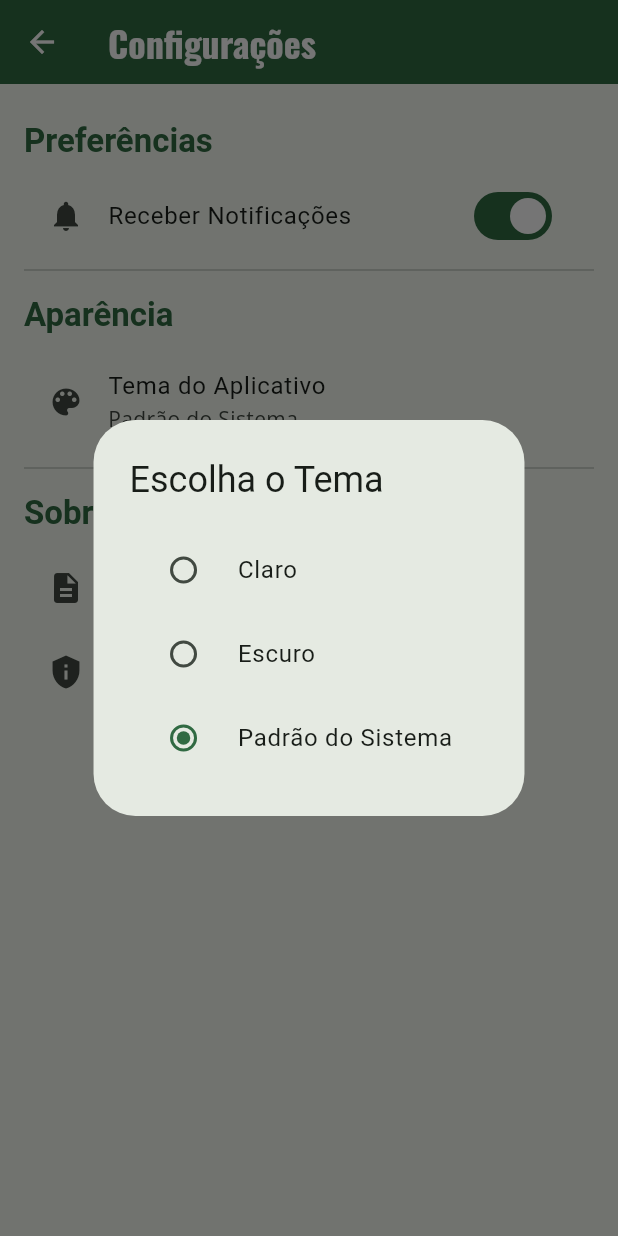
After one commit to eliassilveirajr/eco-coleta, a Flutter app: the ConfiguracoesScreen screen opened by its route, after a tap on "Tema do Aplicativo", on a phone screen of 412 x 824 dp. The commit adds this screen. Run offline on Flutter 3.47's test engine with Material 3 defaults, Android fonts, the phone set to English and light mode, and no system bars; our stand-ins replace go_router, google_fonts.

Commit message:
Implementando tela de configurações

```diff
--- /dev/null
+++ b/lib/configuracoes_screen.dart
@@ -0,0 +1,136 @@
+
+import 'package:flutter/material.dart';
+import 'package:myapp/main.dart'; // Importar para ter acesso ao ThemeProvider
+import 'package:provider/provider.dart';
+
+class ConfiguracoesScreen extends StatelessWidget {
+  const ConfiguracoesScreen({super.key});
+
+  @override
+  Widget build(BuildContext context) {
+    // Usar o Consumer para reconstruir o widget quando o tema mudar
+    return Consumer<ThemeProvider>(
+      builder: (context, themeProvider, child) {
+        return Scaffold(
+          appBar: AppBar(
+            // Usar a cor do tema para a AppBar
+            title: const Text('Configurações'),
+            backgroundColor: Theme.of(context).colorScheme.primary,
+            foregroundColor: Theme.of(context).colorScheme.onPrimary,
+          ),
+          body: ListView(
+            padding: const EdgeInsets.all(16.0),
+            children: [
+              _buildSectionTitle(context, 'Preferências'),
+              SwitchListTile(
+                title: const Text('Receber Notificações'),
+                value: true, // Valor de exemplo
+                onChanged: (bool value) {
+                  // Lógica futura para notificações
+                },
+                secondary: const Icon(Icons.notifications),
+              ),
+              const Divider(),
+              _buildSectionTitle(context, 'Aparência'),
+              ListTile(
+                leading: const Icon(Icons.color_lens),
+                title: const Text('Tema do Aplicativo'),
+                subtitle: Text(_getThemeModeString(themeProvider.themeMode)),
+                onTap: () {
+                  _showThemeDialog(context, themeProvider);
+                },
+              ),
+              const Divider(),
+              _buildSectionTitle(context, 'Sobre'),
+              ListTile(
+                leading: const Icon(Icons.description),
+                title: const Text('Termos de Serviço'),
+                onTap: () {},
+              ),
+              ListTile(
+                leading: const Icon(Icons.privacy_tip),
+                title: const Text('Política de Privacidade'),
+                onTap: () {},
+              ),
+            ],
+          ),
+        );
+      },
+    );
+  }
+
+  // Helper para converter ThemeMode para uma string legível
+  String _getThemeModeString(ThemeMode themeMode) {
+    switch (themeMode) {
+      case ThemeMode.light:
+        return 'Claro';
+      case ThemeMode.dark:
+        return 'Escuro';
+      case ThemeMode.system:
+        return 'Padrão do Sistema';
+    }
+  }
+
+  // Método para mostrar o diálogo de seleção de tema
+  void _showThemeDialog(BuildContext context, ThemeProvider themeProvider) {
+    showDialog(
+      context: context,
+      builder: (BuildContext context) {
+        return AlertDialog(
+          title: const Text('Escolha o Tema'),
+          content: Column(
+            mainAxisSize: MainAxisSize.min,
+            children: [
+              RadioListTile<ThemeMode>(
+                title: const Text('Claro'),
+                value: ThemeMode.light,
+                groupValue: themeProvider.themeMode,
+                onChanged: (ThemeMode? value) {
+                  if (value != null) {
+                    themeProvider.setThemeMode(value);
+                  }
+                  Navigator.pop(context);
+                },
+              ),
+              RadioListTile<ThemeMode>(
+                title: const Text('Escuro'),
+                value: ThemeMode.dark,
+                groupValue: themeProvider.themeMode,
+                onChanged: (ThemeMode? value) {
+                  if (value != null) {
+                    themeProvider.setThemeMode(value);
+                  }
+                  Navigator.pop(context);
+                },
+              ),
+              RadioListTile<ThemeMode>(
+                title: const Text('Padrão do Sistema'),
+                value: ThemeMode.system,
+                groupValue: themeProvider.themeMode,
+                onChanged: (ThemeMode? value) {
+                  if (value != null) {
+                    themeProvider.setThemeMode(value);
+                  }
+                  Navigator.pop(context);
+                },
+              ),
+            ],
+          ),
+        );
+      },
+    );
+  }
+
+  Widget _buildSectionTitle(BuildContext context, String title) {
+    return Padding(
+      padding: const EdgeInsets.symmetric(vertical: 8.0),
+      child: Text(
+        title,
+        style: Theme.of(context).textTheme.titleLarge?.copyWith(
+              color: Theme.of(context).colorScheme.primary,
+              fontWeight: FontWeight.bold,
+            ),
+      ),
+    );
+  }
+}
--- a/lib/home_screen.dart
+++ b/lib/home_screen.dart
@@ -146,7 +146,7 @@ class HomeScreen extends StatelessWidget {
           _buildDrawerItem(icon: Icons.history, text: 'Histórico', onTap: () => context.go('/home')),
           _buildDrawerItem(icon: Icons.calendar_today, text: 'Agendamento', onTap: () {}),
           _buildDrawerItem(icon: Icons.swap_horiz, text: 'Trocas', onTap: () => context.go('/home/trocas')),
-          _buildDrawerItem(icon: Icons.settings, text: 'Configurações', onTap: () {}),
+          _buildDrawerItem(icon: Icons.settings, text: 'Configurações', onTap: () => context.go('/home/configuracoes')),
           const Divider(),
           _buildDrawerItem(icon: Icons.exit_to_app, text: 'Sair', onTap: () => context.go('/login')),
         ],
--- a/lib/main.dart
+++ b/lib/main.dart
@@ -12,13 +12,14 @@ void main() {
   );
 }
 
+// 1. Lógica do ThemeProvider atualizada
 class ThemeProvider with ChangeNotifier {
-  ThemeMode _themeMode = ThemeMode.light;
+  ThemeMode _themeMode = ThemeMode.system; // Padrão para o tema do sistema
 
   ThemeMode get themeMode => _themeMode;
 
-  void toggleTheme() {
-    _themeMode = _themeMode == ThemeMode.light ? ThemeMode.dark : ThemeMode.light;
+  void setThemeMode(ThemeMode mode) {
+    _themeMode = mode;
     notifyListeners();
   }
 }
--- a/lib/router.dart
+++ b/lib/router.dart
@@ -1,11 +1,12 @@
 import 'package:flutter/material.dart';
 import 'package:go_router/go_router.dart';
 import 'package:myapp/cadastro_screen.dart';
+import 'package:myapp/configuracoes_screen.dart';
 import 'package:myapp/home_screen.dart';
 import 'package:myapp/login_screen.dart';
 import 'package:myapp/profile_screen.dart';
 import 'package:myapp/splash_screen.dart';
-import 'package:myapp/trocas_screen.dart'; // 1. Importei a nova tela
+import 'package:myapp/trocas_screen.dart';
 
 // Configuração do GoRouter
 final GoRouter router = GoRouter(
@@ -50,6 +51,12 @@ final GoRouter router = GoRouter(
               return const TrocasScreen();
             },
           ),
+          GoRoute(
+            path: 'configuracoes', // O path é relativo: /home/configuracoes
+            builder: (BuildContext context, GoRouterState state) {
+              return const ConfiguracoesScreen();
+            },
+          ),
         ]),
   ],
 );
```
